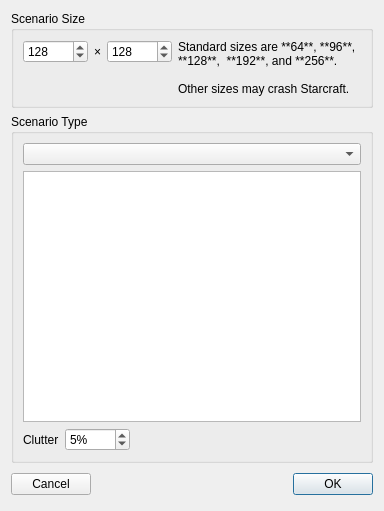
Qt form ChkForge/newmap.ui (heinermann/ChkForge) before a commit.
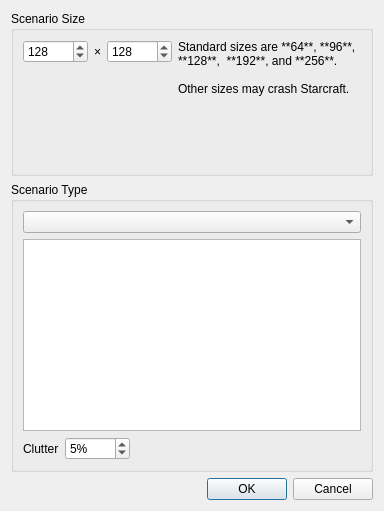
The same form after that commit. Icons and pictures are not drawn.

```diff
--- a/ChkForge/newmap.ui
+++ b/ChkForge/newmap.ui
@@ -17,7 +17,7 @@
    <iconset resource="../oxygen-subset.qrc">
     <normaloff>:/themes/oxygen-icons-png/oxygen/48x48/actions/document-new.png</normaloff>:/themes/oxygen-icons-png/oxygen/48x48/actions/document-new.png</iconset>
   </property>
-  <layout class="QGridLayout" name="gridLayout_3" rowstretch="0,1,0">
+  <layout class="QGridLayout" name="gridLayout_3" rowstretch="0,0,0">
    <item row="0" column="2">
     <widget class="QGroupBox" name="groupBox_3">
      <property name="title">
@@ -213,53 +213,14 @@
     </widget>
    </item>
    <item row="2" column="2">
-    <layout class="QHBoxLayout">
-     <property name="spacing">
-      <number>6</number>
+    <widget class="QDialogButtonBox" name="buttonBox">
+     <property name="orientation">
+      <enum>Qt::Horizontal</enum>
      </property>
-     <property name="leftMargin">
-      <number>0</number>
+     <property name="standardButtons">
+      <set>QDialogButtonBox::Cancel|QDialogButtonBox::Ok</set>
      </property>
-     <property name="topMargin">
-      <number>0</number>
-     </property>
-     <property name="rightMargin">
-      <number>0</number>
-     </property>
-     <property name="bottomMargin">
-      <number>0</number>
-     </property>
-     <item>
-      <widget class="QPushButton" name="cancelButton">
-       <property name="text">
-        <string>Cancel</string>
-       </property>
-       <property name="autoDefault">
-        <bool>false</bool>
-       </property>
-      </widget>
-     </item>
-     <item>
-      <spacer>
-       <property name="orientation">
-        <enum>Qt::Horizontal</enum>
-       </property>
-       <property name="sizeHint" stdset="0">
-        <size>
-         <width>131</width>
-         <height>31</height>
-        </size>
-       </property>
-      </spacer>
-     </item>
-     <item>
-      <widget class="QPushButton" name="okButton">
-       <property name="text">
-        <string>OK</string>
-       </property>
-      </widget>
-     </item>
-    </layout>
+    </widget>
    </item>
   </layout>
  </widget>
```
Left out of the diff: 32 changed lines with no effect on the pictures.
